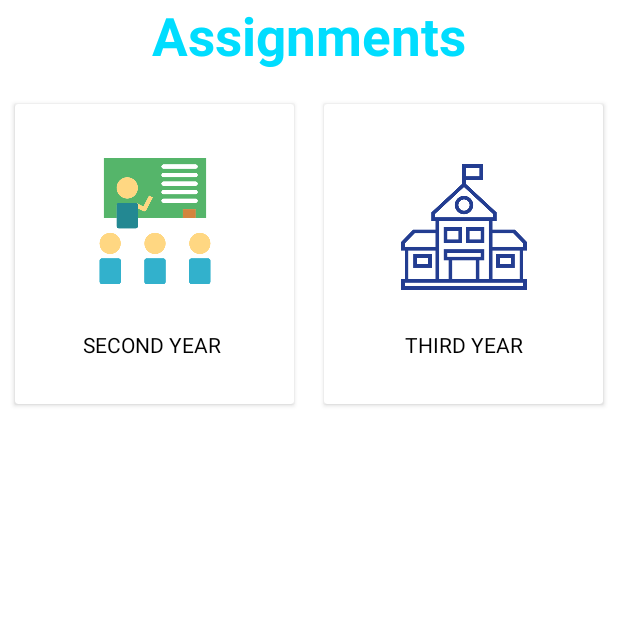
After one commit to shuklabhaskar/EduTeachingPartner, an Android app: the Assignment screen opened directly, with no data from a screen before it, on a phone screen of 412 x 824 dp, the top half of it. The commit adds this screen. Run offline under Robolectric (Android 15) with nearby library versions, the phone set to English and light mode, and no system bars.

Commit message:
no change

```diff
--- a/app/src/main/AndroidManifest.xml
+++ b/app/src/main/AndroidManifest.xml
@@ -9,7 +9,8 @@
         android:roundIcon="@mipmap/ic_launcher_round"
         android:supportsRtl="true"
         android:theme="@style/Theme.EduTeachingPartner">
-        <activity android:name=".Colllegeprofile"></activity>
+        <activity android:name=".Assignment"></activity>
+        <activity android:name=".Colllegeprofile" />
         <activity android:name=".Profile" />
         <activity android:name=".MainActivity" />
         <activity android:name=".Splashscreen">
--- /dev/null
+++ b/app/src/main/java/com/gtech/eduteachingpartner/Assignment.java
@@ -0,0 +1,14 @@
+package com.gtech.eduteachingpartner;
+
+import androidx.appcompat.app.AppCompatActivity;
+
+import android.os.Bundle;
+
+public class Assignment extends AppCompatActivity {
+
+    @Override
+    protected void onCreate(Bundle savedInstanceState) {
+        super.onCreate(savedInstanceState);
+        setContentView(R.layout.activity_assignment);
+    }
+}
--- /dev/null
+++ b/app/src/main/res/layout/activity_assignment.xml
@@ -0,0 +1,119 @@
+<?xml version="1.0" encoding="utf-8"?>
+<RelativeLayout xmlns:android="http://schemas.android.com/apk/res/android"
+    xmlns:app="http://schemas.android.com/apk/res-auto"
+    xmlns:tools="http://schemas.android.com/tools"
+    android:layout_width="match_parent"
+    android:layout_height="match_parent"
+    tools:context=".Assignment">
+
+
+    <TextView
+        android:id="@+id/title_view"
+        android:layout_width="match_parent"
+        android:layout_height="wrap_content"
+        android:text="Assignments"
+        android:textAlignment="center"
+        android:textColor="@android:color/holo_blue_bright"
+        android:textSize="35sp"
+        android:textStyle="bold" />
+
+    <ScrollView
+        android:layout_width="match_parent"
+        android:layout_height="match_parent"
+        android:layout_below="@+id/title_view"
+        android:layout_marginTop="12dp">
+
+    <LinearLayout
+        android:orientation="vertical"
+        android:layout_width="match_parent"
+        android:layout_height="wrap_content">
+
+    <LinearLayout
+        android:id="@+id/one"
+        android:layout_width="match_parent"
+        android:layout_height="wrap_content"
+        android:orientation="horizontal"
+        android:layout_below="@+id/title_view">
+
+    <androidx.cardview.widget.CardView
+        android:layout_width="0dp"
+        android:layout_height="200dp"
+        android:layout_margin="10dp"
+        android:layout_weight="1"
+        android:onClick="second">
+
+        <androidx.constraintlayout.widget.ConstraintLayout
+            android:layout_width="match_parent"
+            android:layout_height="match_parent">
+
+            <ImageView
+                android:id="@+id/biology"
+                android:layout_width="96dp"
+                android:layout_height="84dp"
+                android:layout_marginTop="36dp"
+                android:src="@drawable/classcolor"
+                app:layout_constraintEnd_toEndOf="parent"
+                app:layout_constraintStart_toStartOf="parent"
+                app:layout_constraintTop_toTopOf="parent" />
+
+            <TextView
+                android:id="@+id/bio_text"
+                android:layout_width="wrap_content"
+                android:layout_height="wrap_content"
+                android:layout_marginTop="12dp"
+                android:text="SECOND YEAR "
+                android:textColor="@color/black"
+                app:layout_constraintBottom_toBottomOf="parent"
+                app:layout_constraintEnd_toEndOf="parent"
+                app:layout_constraintStart_toStartOf="parent"
+                app:layout_constraintTop_toBottomOf="@+id/biology"
+                app:layout_constraintVertical_bias="0.385" />
+        </androidx.constraintlayout.widget.ConstraintLayout>
+    </androidx.cardview.widget.CardView>
+
+
+    <androidx.cardview.widget.CardView
+        android:layout_width="0dp"
+        android:layout_height="200dp"
+        android:layout_margin="10dp"
+        android:layout_weight="1"
+        >
+
+        <androidx.constraintlayout.widget.ConstraintLayout
+            android:layout_width="match_parent"
+            android:layout_height="match_parent"
+            android:onClick="third year"
+            >
+
+            <ImageView
+
+                android:id="@+id/biology_2"
+                android:layout_width="96dp"
+                android:layout_height="84dp"
+                android:layout_marginTop="40dp"
+                android:src="@drawable/c_profile"
+                app:layout_constraintEnd_toEndOf="parent"
+                app:layout_constraintStart_toStartOf="parent"
+                app:layout_constraintTop_toTopOf="parent" />
+
+            <TextView
+                android:layout_width="wrap_content"
+                android:layout_height="wrap_content"
+                android:layout_marginTop="12dp"
+                android:layout_marginBottom="16dp"
+                android:text="THIRD YEAR"
+                android:textColor="@color/black"
+                app:layout_constraintBottom_toBottomOf="parent"
+                app:layout_constraintEnd_toEndOf="parent"
+                app:layout_constraintHorizontal_bias="0.504"
+                app:layout_constraintStart_toStartOf="parent"
+                app:layout_constraintTop_toBottomOf="@+id/biology_2" />
+
+        </androidx.constraintlayout.widget.ConstraintLayout>
+
+    </androidx.cardview.widget.CardView>
+    </LinearLayout>
+    </LinearLayout>
+    </ScrollView>
+
+</RelativeLayout>
--- a/app/src/main/res/layout/activity_collegeprofile.xml
+++ b/app/src/main/res/layout/activity_collegeprofile.xml
@@ -21,7 +21,8 @@
                 android:layout_gravity="center_horizontal"
                 android:layout_width="150dp"
                 android:layout_height="150dp"
-                android:src="@drawable/bcoe_logo"/>
+                android:src="@drawable/bcoe_logo"
+                android:contentDescription="TODO" />
             <TextView
                 android:layout_marginTop="10dp"
                 android:layout_gravity="center_horizontal"
@@ -44,7 +45,8 @@
                 android:layout_width="match_parent"
                 android:layout_height="match_parent"
                 android:orientation="horizontal"
-                android:weightSum="3">
+                android:weightSum="3"
+                android:baselineAligned="false">
 
                 <LinearLayout
                     android:layout_width="0dp"
@@ -135,7 +137,7 @@
                 android:layout_width="match_parent"
                 android:layout_height="wrap_content"
                 android:orientation="horizontal"
-                android:paddingLeft="25dp">
+                android:paddingStart="25dp">
 
                 <ImageView
                     android:layout_width="36dp"
--- a/app/src/main/res/layout/activity_profile.xml
+++ b/app/src/main/res/layout/activity_profile.xml
@@ -17,7 +17,7 @@
             android:orientation="vertical"
             android:background="@drawable/gradientbackground">
             <ImageView
-                android:layout_marginTop="45dp"
+                android:layout_marginTop= "45dp"
                 android:layout_gravity="center_horizontal"
                 android:layout_width="150dp"
                 android:layout_height="150dp"
```
Also changed, not shown: app/src/main/res/drawable/clas.png (added), app/src/main/res/drawable/classcolor.png (added).
